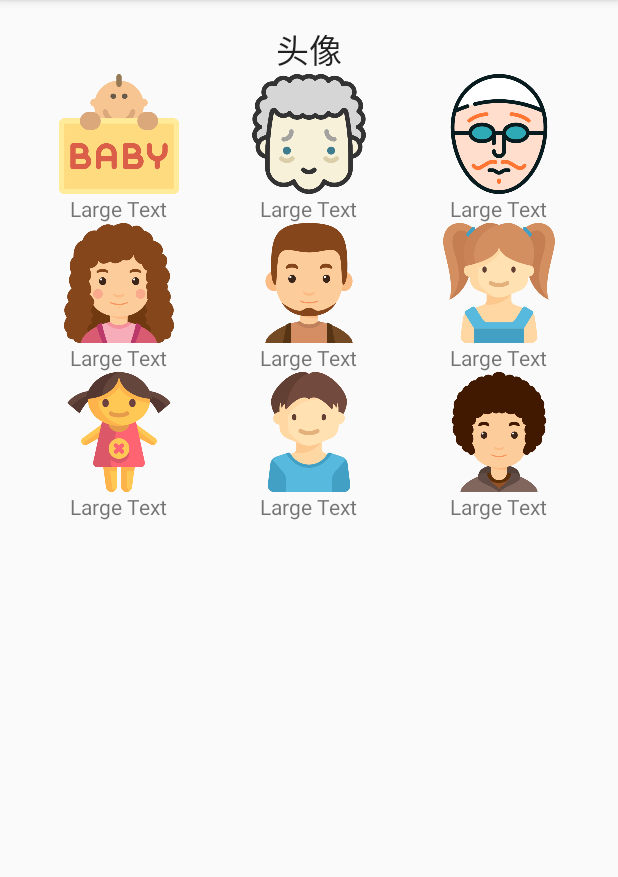
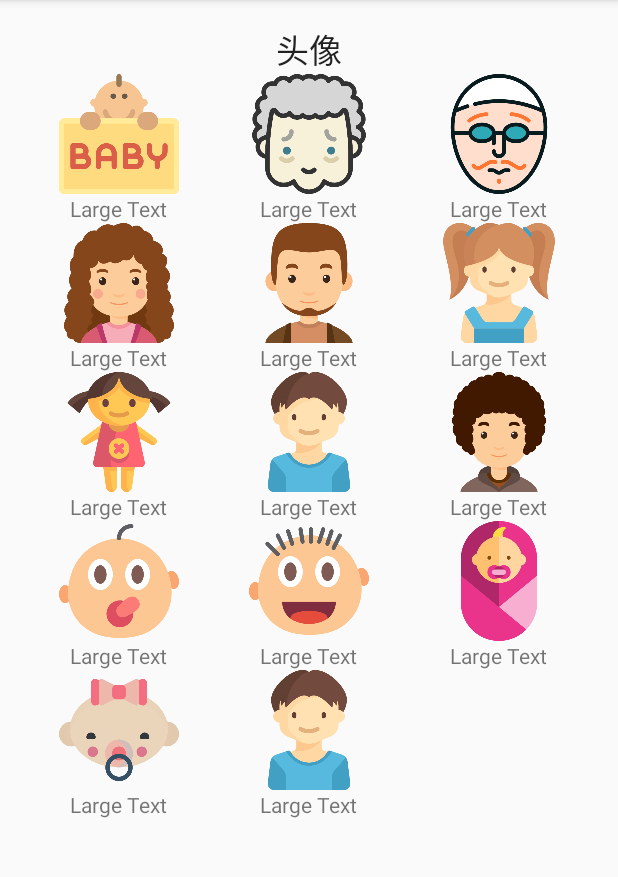
Before and after one commit to najachen/Inventory, an Android app: the InventoryCreateActivity screen opened directly, with no data from a screen before it, after a tap on an icon or button, on a phone screen of 412 x 824 dp, the part 84-961 px from its top. Run offline under Robolectric (Android 15) with nearby library versions, the phone set to English and light mode, and no system bars.

Commit message:
增加选图功能9.1日 第一版本

```diff
--- a/inventory/src/main/AndroidManifest.xml
+++ b/inventory/src/main/AndroidManifest.xml
@@ -33,7 +33,8 @@
             android:name=".InventoryMineActivity"
             android:label="@string/title_activity_inventory_mine"
             android:theme="@style/AppTheme.NoActionBar" />
-        <activity android:name=".InventoryCreatePicture"></activity>
+        <activity android:name=".InventoryCreateUSPicture" />
+        <activity android:name=".InventoryCreateLOPicture"></activity>
     </application>
 
 </manifest>
--- a/inventory/src/main/java/silver/reminder/inventory/InventoryCreateActivity.java
+++ b/inventory/src/main/java/silver/reminder/inventory/InventoryCreateActivity.java
@@ -19,6 +19,7 @@ public class InventoryCreateActivity extends AppCompatActivity {
 
     private static final int CAMERA = 1;
     private static final int USER_PIC = 2;
+    private static final int LOCATION_PIC = 3;
 
     private EditText edItemName;
     private EditText edRoom;
@@ -181,16 +182,21 @@ public class InventoryCreateActivity extends AppCompatActivity {
                     break;
                 case USER_PIC:
                     int picId = data.getIntExtra("pictureId", 0);
-
-
+                    break;
+                case LOCATION_PIC:
+                    int lpicId = data.getIntExtra("pictureId", 0);
                     break;
             }
         }
     }
 
     //class SaveItemLocation extends AsyncTask<>
-    public void pic(View view){
-        Intent intent = new Intent(this,InventoryCreatePicture.class);
+    public void uspic(View view){
+        Intent intent = new Intent(this,InventoryCreateUSPicture.class);
         startActivityForResult(intent, USER_PIC);
     }
+    public void lopic(View view){
+        Intent intent = new Intent(this,InventoryCreateLOPicture.class);
+        startActivityForResult(intent, LOCATION_PIC);
+    }
 }
--- a/inventory/src/main/java/silver/reminder/inventory/InventoryCreatePicture.java
+++ b/inventory/src/main/java/silver/reminder/inventory/InventoryCreateUSPicture.java
@@ -9,34 +9,30 @@ import android.widget.BaseAdapter;
 import android.widget.GridView;
 import android.widget.ImageView;
 
-public class InventoryCreatePicture extends AppCompatActivity implements AdapterView.OnItemClickListener {
+public class InventoryCreateUSPicture extends AppCompatActivity implements AdapterView.OnItemClickListener {
 
     boolean logon = false;
     public static final int FUNC_LOGIN = 1;
-//    String[] func = {"寶寶", "阿媽", "阿公", "媽媽", "爸爸", "姐姐", "妹妹", "外甥","我"};
     int []icons = {R.drawable.func_baby, R.drawable.func_elwoman,R.drawable.func_elman,
             R.drawable.func_ma,R.drawable.func_ba,R.drawable.func_elsister,R.drawable.func_ysister,
-            R.drawable.func_brother,R.drawable.func_mine
-
+            R.drawable.func_brother,R.drawable.func_mine,R.drawable.baby1,R.drawable.baby2,R.drawable.baby4,
+            R.drawable.babygirl2,R.drawable.func_brother
     };
 
     class IconAdapter extends BaseAdapter {
 
         @Override
         public int getCount() {
-//            return func.length;
             return icons.length;
         }
 
         @Override
         public Object getItem(int position) {
-//            return func[position];
             return 0;
         }
 
         @Override
         public long getItemId(int position) {
-
             return icons[position];
         }
 
@@ -46,9 +42,7 @@ public class InventoryCreatePicture extends AppCompatActivity implements Adapter
             if  (row==null){
                 row = getLayoutInflater().inflate(R.layout.inventory_row_user,null);
                 ImageView image = (ImageView) row.findViewById(R.id.item_image);
-//                TextView text = (TextView) row.findViewById(R.id.item_text);
                 image.setImageResource(icons[position]);
-//                text.setText(func[position]);
             }
             return row;
         }
@@ -56,8 +50,8 @@ public class InventoryCreatePicture extends AppCompatActivity implements Adapter
     @Override
     protected void onCreate(Bundle savedInstanceState) {
         super.onCreate(savedInstanceState);
-        setContentView(R.layout.activity_inventory_create_picture);
-        GridView grid = (GridView)findViewById(R.id.grid_pic);
+        setContentView(R.layout.activity_inventory_create_uspicture);
+        GridView grid = (GridView)findViewById(R.id.gridu_pic);
         IconAdapter gAdapter = new IconAdapter();
         grid.setAdapter(gAdapter);
         grid.setOnItemClickListener(this);
@@ -65,9 +59,8 @@ public class InventoryCreatePicture extends AppCompatActivity implements Adapter
 
     @Override
     public void onItemClick(AdapterView<?> parent, View view, int position, long id) {
-
         int drawId = (int) parent.getItemIdAtPosition(position);
-
         setResult(RESULT_OK, getIntent().putExtra("pictureId", drawId));
+        finish();
     }
 }
--- a/inventory/src/main/res/layout/activity_inventory_create_picture.xml
+++ b/inventory/src/main/res/layout/activity_inventory_create_uspicture.xml
@@ -7,7 +7,7 @@
     android:paddingLeft="@dimen/activity_horizontal_margin"
     android:paddingRight="@dimen/activity_horizontal_margin"
     android:paddingTop="@dimen/activity_vertical_margin"
-    tools:context="silver.reminder.inventory.InventoryCreatePicture"
+    tools:context=".InventoryCreateUSPicture"
     android:orientation="vertical">
 
     <TextView
@@ -21,6 +21,6 @@
     <GridView
         android:layout_width="wrap_content"
         android:layout_height="wrap_content"
-        android:id="@+id/grid_pic"
+        android:id="@+id/gridu_pic"
         android:numColumns="3" />
 </LinearLayout>
```
Also changed, not shown: inventory/src/main/res/layout/activity_create.xml (+9 -2 lines).
